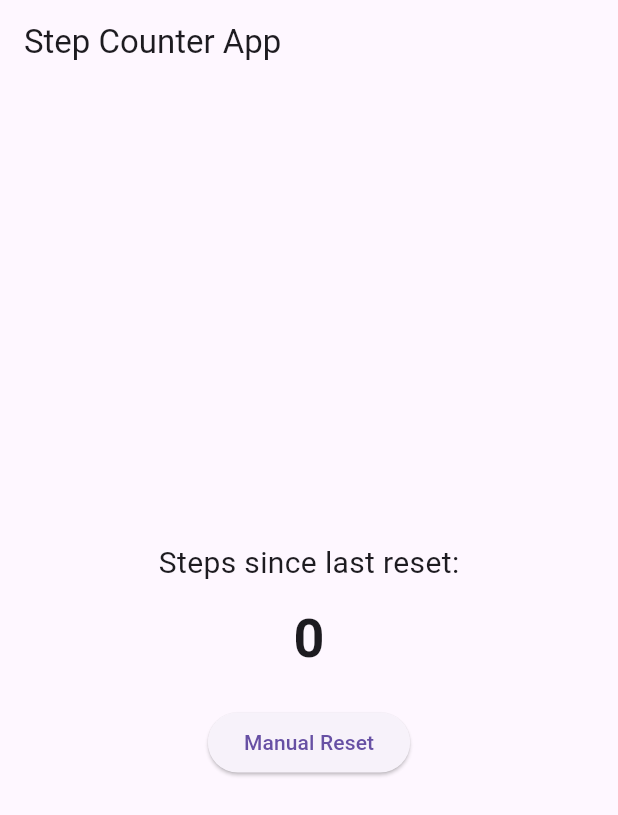
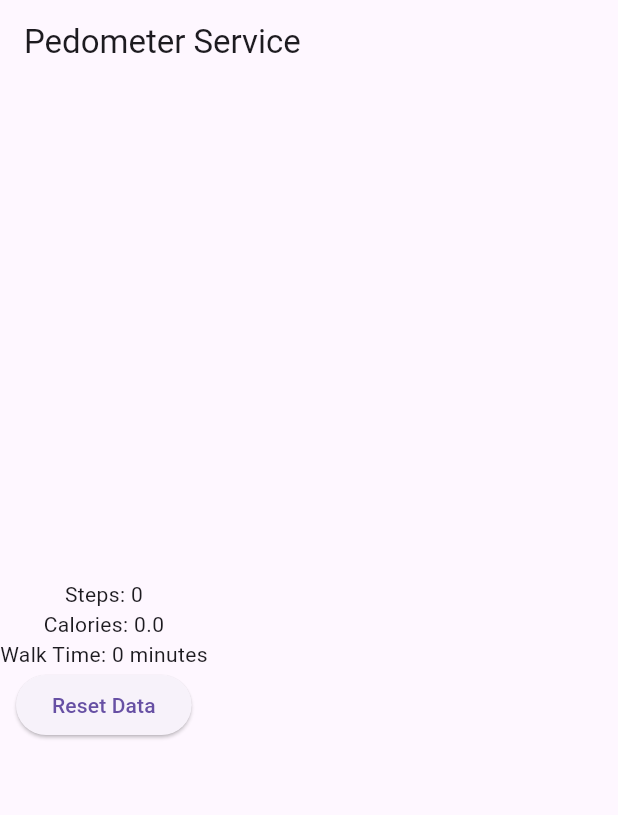
Before and after one commit to EHTESHAMURRAHMAN/Fitness_Testing, a Flutter app: the screen it shows after launch, on a phone screen of 412 x 824 dp. Shown: the top 815 px of the screen. Run offline on Flutter 3.47's test engine with Material 3 defaults, Android fonts, the phone set to English and light mode, and no system bars; our stand-ins replace pedometer, shared_preferences.

```diff
--- a/lib/main.dart
+++ b/lib/main.dart
@@ -1,18 +1,12 @@
 import 'package:flutter/material.dart';
 import 'package:flutter_fitness/model.dart';
 
-void main() {
-  runApp(MyApp());
+class PedometerPage extends StatefulWidget {
+  @override
+  _PedometerPageState createState() => _PedometerPageState();
 }
 
-class MyApp extends StatefulWidget {
-  const MyApp({super.key});
-
-  @override
-  _MyAppState createState() => _MyAppState();
-}
-
-class _MyAppState extends State<MyApp> {
+class _PedometerPageState extends State<PedometerPage> {
   final PedometerService pedometerService = PedometerService();
 
   @override
@@ -29,35 +23,46 @@ class _MyAppState extends State<MyApp> {
 
   @override
   Widget build(BuildContext context) {
-    return MaterialApp(
-      home: Scaffold(
-        appBar: AppBar(title: const Text("Step Counter App")),
-        body: Center(
-          child: Column(
+    return Scaffold(
+      appBar: AppBar(title: Text('Pedometer Service')),
+      body: Column(
         mainAxisAlignment: MainAxisAlignment.center,
-            children: [
-              const Text("Steps since last reset:",
-                  style: TextStyle(fontSize: 20)),
-              const SizedBox(height: 10),
+        children: <Widget>[
           ValueListenableBuilder<int>(
             valueListenable: pedometerService.stepsSinceLastReset,
-                builder: (context, steps, child) {
-                  return Text(
-                    steps.toString(),
-                    style: const TextStyle(
-                        fontSize: 36, fontWeight: FontWeight.bold),
+            builder: (context, steps, _) {
+              return Text('Steps: $steps');
+            },
+          ),
+          ValueListenableBuilder<double>(
+            valueListenable: pedometerService.caloriesSinceLastReset,
+            builder: (context, calories, _) {
+              return Text('Calories: $calories');
+            },
+          ),
+          ValueListenableBuilder<int>(
+            valueListenable: pedometerService.walkTimeInMinutes,
+            builder: (context, time, _) {
+              return Text('Walk Time: $time minutes');
+            },
+          ),
+          ElevatedButton(
+            onPressed: () async {
+              await pedometerService.saveDataAndReset();
+              ScaffoldMessenger.of(context).showSnackBar(
+                SnackBar(content: Text('Data reset successfully')),
               );
             },
-              ),
-              const SizedBox(height: 20),
-              ElevatedButton(
-                onPressed: () => pedometerService.resetStepCounter(),
-                child: const Text("Manual Reset"),
+            child: Text('Reset Data'),
           ),
         ],
-          ),
-        ),
       ),
     );
   }
 }
+
+void main() {
+  runApp(MaterialApp(
+    home: PedometerPage(),
+  ));
+}
--- a/lib/model.dart
+++ b/lib/model.dart
@@ -1,52 +1,102 @@
-import 'dart:async';
 import 'package:flutter/foundation.dart';
 import 'package:pedometer/pedometer.dart';
 import 'package:shared_preferences/shared_preferences.dart';
+import 'package:intl/intl.dart';
+import 'package:http/http.dart' as http;
 
 class PedometerService {
   int baselineStepCount = 0;
   int currentStepCount = 0;
-  Timer? resetTimer;
+  ValueNotifier<int> stepsSinceLastReset = ValueNotifier(0);
+  ValueNotifier<double> caloriesSinceLastReset = ValueNotifier(0.0);
+  ValueNotifier<int> walkTimeInMinutes = ValueNotifier(0);
+  String? todayDate;
 
-  ValueNotifier<int> stepsSinceLastReset = ValueNotifier(0);
+  final double kcalPerStep = 0.04;
+  final int stepsPerMinute = 100;
 
   Future<void> initializePedometer() async {
     SharedPreferences prefs = await SharedPreferences.getInstance();
 
     baselineStepCount = prefs.getInt('baselineStepCount') ?? 0;
+    todayDate = prefs.getString('lastResetDate') ?? getCurrentDate();
+
+    if (todayDate != getCurrentDate()) {
+      await saveDataAndReset();
+    }
 
     Pedometer.stepCountStream.listen(
       (StepCount stepCount) {
         currentStepCount = stepCount.steps;
         stepsSinceLastReset.value = currentStepCount - baselineStepCount;
+
+        caloriesSinceLastReset.value = stepsSinceLastReset.value * kcalPerStep;
+        walkTimeInMinutes.value = stepsSinceLastReset.value ~/ stepsPerMinute;
+
+        if (todayDate != getCurrentDate()) {
+          saveDataAndReset();
+        }
       },
       onError: (error) {
         print("Pedometer error: $error");
       },
     );
-
-    startResetTimer();
   }
 
-  void startResetTimer() {
-    resetTimer?.cancel();
-    resetTimer = Timer.periodic(Duration(minutes: 5), (timer) async {
-      await resetStepCounter();
-    });
+  String getCurrentDate() {
+    return DateFormat('yyyy-MM-dd').format(DateTime.now());
   }
 
-  // Manual reset function to reset the baseline step count
-  Future<void> resetStepCounter() async {
-    SharedPreferences prefs = await SharedPreferences.getInstance();
-    baselineStepCount = currentStepCount;
-    await prefs.setInt('baselineStepCount', baselineStepCount);
-    stepsSinceLastReset.value = 0; // Reset the displayed steps
-    print("5-minute reset. New baseline: $baselineStepCount");
+  Future<void> saveDataAndReset() async {
+    int stepsToSave = stepsSinceLastReset.value;
+    double caloriesToSave = caloriesSinceLastReset.value;
+    int walkTimeToSave = walkTimeInMinutes.value;
+
+    bool isSaved =
+        await saveDataToApi(stepsToSave, caloriesToSave, walkTimeToSave);
+
+    if (isSaved) {
+      SharedPreferences prefs = await SharedPreferences.getInstance();
+      baselineStepCount = currentStepCount;
+      stepsSinceLastReset.value = 0;
+      caloriesSinceLastReset.value = 0.0;
+      walkTimeInMinutes.value = 0;
+
+      await prefs.setInt('baselineStepCount', baselineStepCount);
+      todayDate = getCurrentDate();
+      await prefs.setString('lastResetDate', todayDate!);
+
+      print("Data saved for yesterday and reset for the new day.");
+    } else {
+      print("Failed to save data to API.");
+    }
   }
 
-  // Call this method when you want to stop the timer, e.g., on app exit
+  Future<bool> saveDataToApi(int steps, double calories, int walkTime) async {
+    try {
+      final response = await http.post(
+        Uri.parse('https://health.tixcash.org/api/account/updatestepdata'),
+        headers: {'Content-Type': 'application/json'},
+        body: '{"steps": $steps, "kcal": $calories, "min": $walkTime}',
+      );
+
+      if (response.statusCode == 200) {
+        print("Data saved to API successfully.");
+        return true;
+      } else {
+        print(
+            "Failed to save data to API. Status code: ${response.statusCode}");
+        return false;
+      }
+    } catch (e) {
+      print("Error saving data to API: $e");
+      return false;
+    }
+  }
+
   void dispose() {
-    resetTimer?.cancel();
     stepsSinceLastReset.dispose();
+    caloriesSinceLastReset.dispose();
+    walkTimeInMinutes.dispose();
   }
 }
```
Also changed, not shown: 1 other file. Lines whose indentation alone changed are shown as unchanged.
